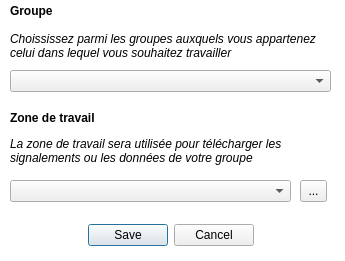
IGNF/espace-collaboratif-qgis-plugin, file FormChoixGroupe_base.ui: the form before one commit.
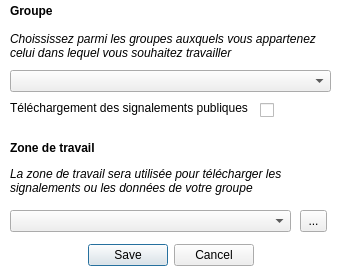
The form after the commit.

Commit message: Ajout d'un Qlabel *Téléchargements des signalements publiques* et d'une check box associée

```diff
--- a/FormChoixGroupe_base.ui
+++ b/FormChoixGroupe_base.ui
@@ -7,7 +7,7 @@
     <x>0</x>
     <y>0</y>
     <width>345</width>
-    <height>261</height>
+    <height>271</height>
    </rect>
   </property>
   <property name="windowTitle">
@@ -23,7 +23,7 @@
    <property name="geometry">
     <rect>
      <x>70</x>
-     <y>220</y>
+     <y>240</y>
      <width>201</width>
      <height>31</height>
     </rect>
@@ -98,7 +98,7 @@
    <property name="geometry">
     <rect>
      <x>10</x>
-     <y>110</y>
+     <y>140</y>
      <width>121</width>
      <height>16</height>
     </rect>
@@ -106,7 +106,6 @@
    <property name="font">
     <font>
      <pointsize>9</pointsize>
-     <weight>75</weight>
      <bold>true</bold>
     </font>
    </property>
@@ -118,7 +117,7 @@
    <property name="geometry">
     <rect>
      <x>10</x>
-     <y>130</y>
+     <y>160</y>
      <width>291</width>
      <height>41</height>
     </rect>
@@ -139,7 +138,7 @@
    <property name="geometry">
     <rect>
      <x>10</x>
-     <y>180</y>
+     <y>210</y>
      <width>281</width>
      <height>22</height>
     </rect>
@@ -149,7 +148,7 @@
    <property name="geometry">
     <rect>
      <x>300</x>
-     <y>180</y>
+     <y>210</y>
      <width>27</width>
      <height>22</height>
     </rect>
@@ -158,6 +157,32 @@
     <string>...</string>
    </property>
   </widget>
+  <widget class="QLabel" name="label">
+   <property name="geometry">
+    <rect>
+     <x>10</x>
+     <y>100</y>
+     <width>241</width>
+     <height>16</height>
+    </rect>
+   </property>
+   <property name="text">
+    <string>Téléchargement des signalements publiques</string>
+   </property>
+  </widget>
+  <widget class="QCheckBox" name="checkBox">
+   <property name="geometry">
+    <rect>
+     <x>260</x>
+     <y>100</y>
+     <width>78</width>
+     <height>20</height>
+    </rect>
+   </property>
+   <property name="text">
+    <string/>
+   </property>
+  </widget>
  </widget>
  <resources/>
  <connections/>
```
Left out of the diff: 5 changed lines with no effect on the pictures.
